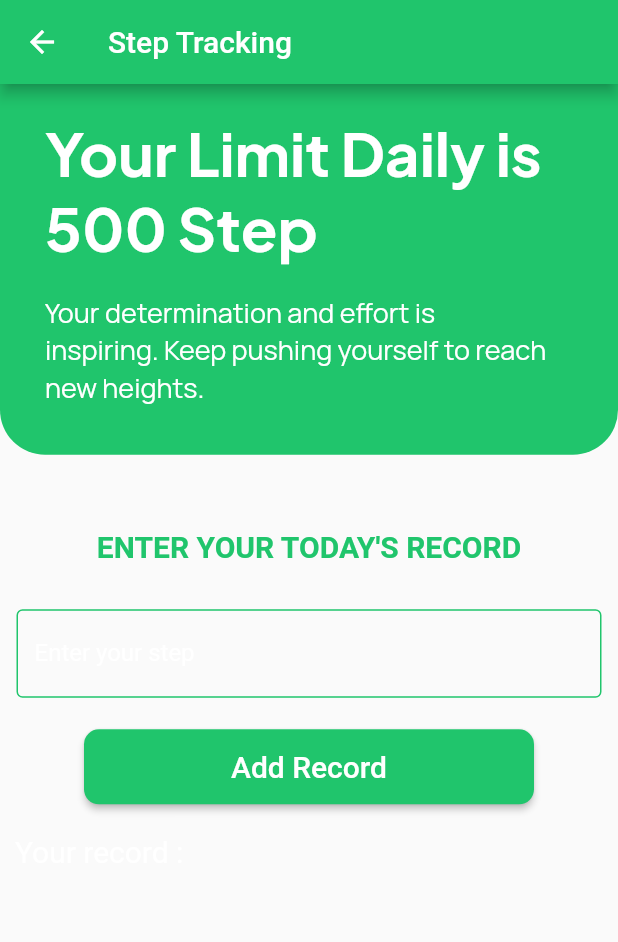
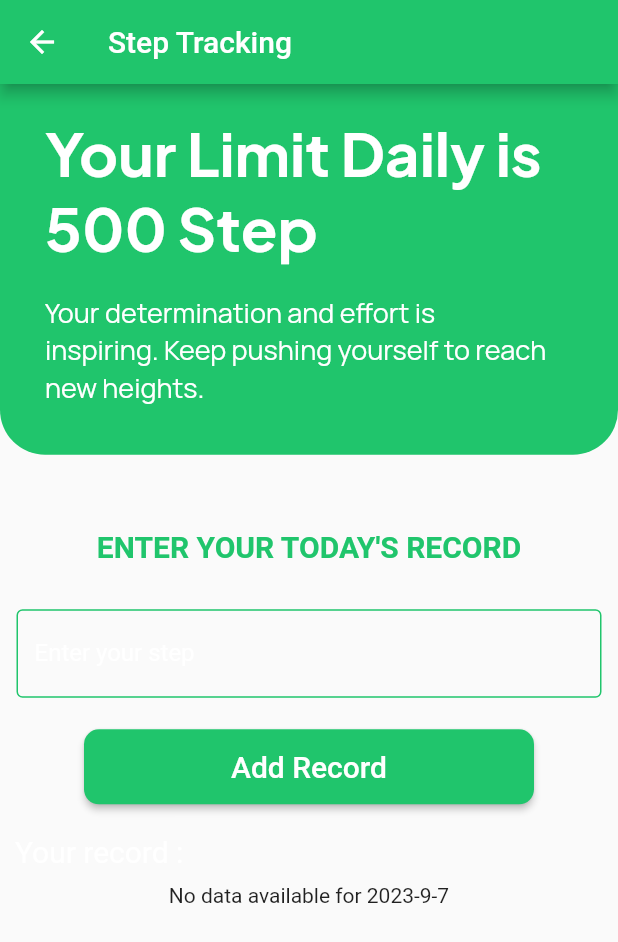
Before and after one commit to najmulmyself/walkmate, a Flutter app: the SetTargetPage screen opened directly, after a tap on "Set Limit", on a phone screen of 412 x 824 dp. Shown: the top 942 px of the screen. Run offline on Flutter 3.47's test engine with Material 2 defaults, Android fonts, the phone set to English and light mode, and no system bars; our stand-ins replace cloud_firestore, firebase_core, google_fonts, shared_preferences; accounts and stored records are empty.

Commit message:
added more interactivity

```diff
--- a/lib/provider/dataProvider.dart
+++ b/lib/provider/dataProvider.dart
@@ -2,7 +2,23 @@ import 'package:flutter/material.dart';
 import 'package:cloud_firestore/cloud_firestore.dart';
 
 class DataProvider with ChangeNotifier {
+  int totalstep = 0;
+  double _sliderValue = 500;
+
+  double get sliderValue => _sliderValue;
+
+  getSliderValue(double value) {
+    _sliderValue = value;
+    notifyListeners();
+  }
+
   final FirebaseFirestore _firestore = FirebaseFirestore.instance;
+
+  String getDateNow() {
+    final now = DateTime.now();
+    final formattedDate = '${now.year}-${now.month}-${now.day}';
+    return formattedDate;
+  }
 
   Future<void> addData(int number) async {
     final now = DateTime.now();
@@ -19,8 +35,50 @@ class DataProvider with ChangeNotifier {
     final document = collection.doc(formattedTime);
 
     await document.set(data).then(
-          (value) => print("data added"),
-        );
+      (value) {
+        // calculateStep(number);
+        print("data added");
+      },
+    ).onError(
+      (error, stackTrace) {
+        print(error);
+      },
+    );
     notifyListeners();
   }
+
+  Future<List<Map<String, dynamic>>> getData(String formattedDate) async {
+    final collection = _firestore.collection(formattedDate);
+
+    try {
+      final querySnapshot = await collection.get();
+      final data = querySnapshot.docs.map((doc) => doc.data()).toList();
+      // calculateStep(data);
+      return data;
+    } catch (error) {
+      print("Error getting data: $error");
+      return [];
+    }
+  }
+
+  void getStep(String formattedDate) async {
+    final collection = _firestore.collection(formattedDate);
+
+    try {
+      final querySnapshot = await collection.get();
+      final data = querySnapshot.docs.map((docs) => docs.data()).toList();
+      for (var element in data) {
+        calculateStep(element['number']);
+      }
+    } catch (error) {
+      print("Error fetching data $error");
+    }
+  }
+
+calculateStep(int step) {
+  totalstep = totalstep + step;
 }
+}
+
+
+  // notifyListeners();
--- a/lib/screens/set_target_screen.dart
+++ b/lib/screens/set_target_screen.dart
@@ -3,6 +3,7 @@ import 'package:flutter/material.dart';
 import 'package:google_fonts/google_fonts.dart';
 import 'package:provider/provider.dart';
 import 'package:walkmate/provider/darkModeProvider.dart';
+import 'package:walkmate/provider/dataProvider.dart';
 import 'package:walkmate/screens/step_tracking.dart';
 
 import '../utils/const.dart';
@@ -12,6 +13,7 @@ class SetTargetPage extends StatelessWidget {
 
   @override
   Widget build(BuildContext context) {
+    final dataProvider = Provider.of<DataProvider>(context, listen: false);
     return Consumer<DarkModeProvider>(
       builder: (context, darkProvider, chlid) {
         return Scaffold(
@@ -124,15 +126,15 @@ class SetTargetPage extends StatelessWidget {
                   activeColor: kPrimaryColor,
                   inactiveColor: Colors.black38,
                   // mouseCursor: MaterialStateMouseCursor.textable,
-                  label: (darkProvider.sliderValue).toInt().toString(),
-                  value: darkProvider.sliderValue / 1000,
+                  label: (dataProvider.sliderValue).toInt().toString(),
+                  value: dataProvider.sliderValue / 1000,
                   onChanged: (val) {
-                    darkProvider.getSliderValue(val * 1000);
+                    dataProvider.getSliderValue(val * 1000);
                   },
                 ),
               ),
               Text(
-                (darkProvider.sliderValue).toInt().toString(),
+                (dataProvider.sliderValue).toInt().toString(),
                 style: kFontCapitalStyle.copyWith(
                   color: kPrimaryColor,
                   fontSize: 30,
--- a/lib/screens/step_tracking.dart
+++ b/lib/screens/step_tracking.dart
@@ -6,12 +6,12 @@ import 'package:walkmate/provider/dataProvider.dart';
 import 'package:walkmate/utils/const.dart';
 
 class StepTracking extends StatelessWidget {
-  StepTracking({super.key});
-  TextEditingController stepController = TextEditingController();
+  static TextEditingController stepController = TextEditingController();
+
+  const StepTracking({super.key});
   @override
   Widget build(BuildContext context) {
-    return Consumer<DarkModeProvider>(
-      builder: (BuildContext context, DarkModeProvider value, Widget? child) {
+    final dataProvider = Provider.of<DataProvider>(context, listen: false);
     return Scaffold(
       appBar: AppBar(
         backgroundColor: kPrimaryColor,
@@ -37,7 +37,7 @@ class StepTracking extends StatelessWidget {
                   Padding(
                     padding: const EdgeInsets.symmetric(horizontal: 30.0),
                     child: Text(
-                          "Your Limit Daily is ${(value.sliderValue).toInt()} Step",
+                      "Your Limit Daily is ${(dataProvider.sliderValue).toInt()} Step",
                       // style: darkProvider.isModeDark
                       //     ? kFontSizeBigStyle
                       //     : kFontSizeBigStyle.copyWith(
@@ -69,7 +69,8 @@ class StepTracking extends StatelessWidget {
             ),
             Padding(
               padding: const EdgeInsets.symmetric(horizontal: 10.0),
-                  child: Column(
+              child: Consumer<DataProvider>(
+                builder: (context, dataProvider, child) => Column(
                   children: [
                     Text(
                       "Enter Your Today's record".toUpperCase(),
@@ -87,7 +88,7 @@ class StepTracking extends StatelessWidget {
                       child: TextField(
                         controller: stepController,
                         cursorColor: kPrimaryColor,
-                          // keyboardType: TextInputType.number,
+                        keyboardType: TextInputType.number,
                         showCursor: true,
                         decoration: const InputDecoration(
                           hintText: "How many step you walked today?",
@@ -115,24 +116,23 @@ class StepTracking extends StatelessWidget {
                     SizedBox(
                       width: 300,
                       height: 50,
-                        child: Consumer<DataProvider>(
-                            builder: (context, dataProvider, chlid) {
-                          return ElevatedButton(
+                      child: ElevatedButton(
                         style: ElevatedButton.styleFrom(
                             shape: const RoundedRectangleBorder(
                                 borderRadius:
                                     BorderRadius.all(Radius.circular(10))),
                             backgroundColor: kPrimaryColor),
                         onPressed: () {
-                              // dataProvider
-                              //     .addData(stepController.value.text as int);
+                          dataProvider
+                              .addData(int.parse(stepController.value.text));
+                          stepController.clear();
+                          dataProvider.getStep(dataProvider.getDateNow());
                         },
                         child: const Text(
                           "Add Record",
                           style: TextStyle(fontSize: 20),
                         ),
-                          );
-                        }),
+                      ),
                     ),
                     const SizedBox(
                       height: 20,
@@ -146,14 +146,74 @@ class StepTracking extends StatelessWidget {
                         ),
                       ),
                     ),
+                    const SizedBox(
+                      height: 10,
+                    ),
+                    FutureBuilder<List<Map<String, dynamic>>>(
+                      future: dataProvider.getData(dataProvider.getDateNow()),
+                      builder: (context, snapshot) {
+                        // print(snapshot.connectionState);
+                        if (snapshot.connectionState ==
+                                ConnectionState.waiting &&
+                            !snapshot.hasData) {
+                          return const Center(
+                            child: CircularProgressIndicator(
+                              color: kPrimaryColor,
+                            ),
+                          );
+                        } else if (snapshot.hasError) {
+                          return Text('Error: ${snapshot.error}');
+                        } else {
+                          final data = snapshot.data;
+
+                          if (data!.isEmpty) {
+                            return Text(
+                                'No data available for ${dataProvider.getDateNow()}');
+                          }
+
+                          // Render the data here, e.g., create a ListView or display it in a widget.
+                          return SizedBox(
+                            height: 200,
+                            child: ListView.builder(
+                              itemCount: data.length,
+                              itemBuilder: (context, index) {
+                                final item = data[index];
+                                // dataProvider.calculateStep(item['number']);
+                                return ListTile(
+                                  leading: CircleAvatar(
+                                    backgroundColor: kPrimaryColor,
+                                    child: Text(
+                                      '${(item['date']).split('-')[2]}',
+                                      style: const TextStyle(
+                                        color: Colors.white,
+                                      ),
+                                    ),
+                                  ),
+                                  title: Text('Step: ${item['number']}'),
+                                  subtitle: Text('Time: ${item['time']}'),
+                                  trailing:
+                                      Text(dataProvider.totalstep.toString()),
+                                );
+                              },
+                            ),
+                          );
+                        }
+                      },
+                    )
                   ],
+                ),
               ),
             ),
           ],
         ),
       ),
     );
-      },
-    );
+  }
+
+  // );
+  @override
+  void dispose() {
+    stepController.dispose(); // Dispose of the controller when done.
+    // super.dispose();
   }
 }
```
Also changed, not shown: lib/provider/darkModeProvider.dart (+0 -7 lines), pubspec.lock. Lines whose indentation alone changed are shown as unchanged.
